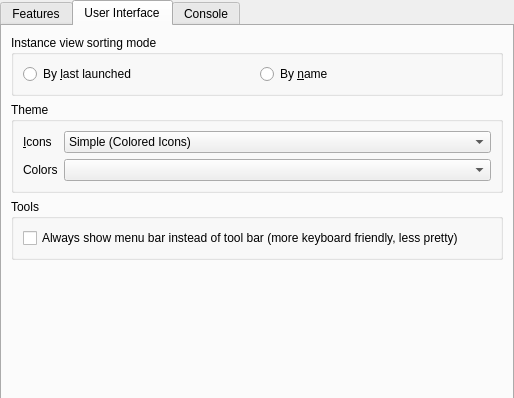
Before: the Qt Designer form launcher/ui/pages/global/LauncherPage.ui in FreesmTeam/FreesmLauncher, drawn with Qt 5; both pictures show x 0 to 514 and y 0 to 398 of the 514 by 629 pixel window.
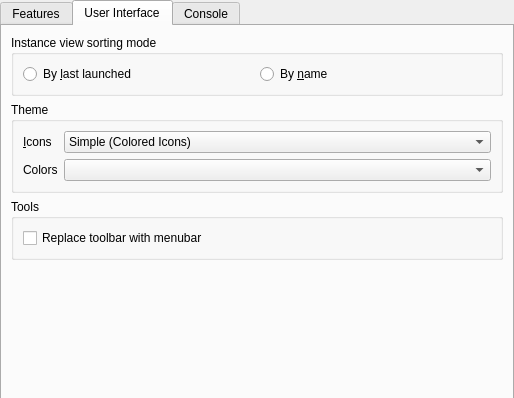
After: the same form once the commit is applied. The open tabs and pages were chosen to show the change.

Commit message: Improve menu bar setting string

What changed in the file:
```diff
--- a/launcher/ui/pages/global/LauncherPage.ui
+++ b/launcher/ui/pages/global/LauncherPage.ui
@@ -331,7 +331,7 @@
           <item>
            <widget class="QCheckBox" name="preferMenuBarCheckBox">
             <property name="text">
-             <string>Always show menu bar instead of tool bar (more keyboard friendly, less pretty)</string>
+             <string>Replace toolbar with menubar</string>
             </property>
            </widget>
           </item>
```
Left out of the diff: 3 changed lines with no effect on the pictures.
